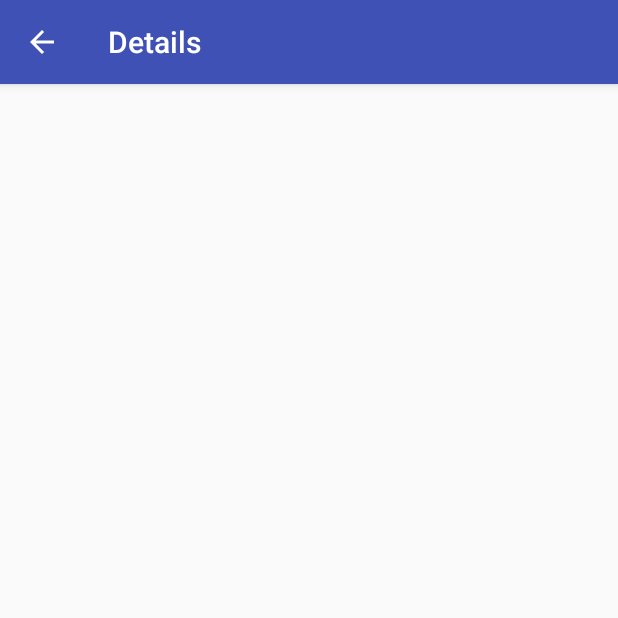
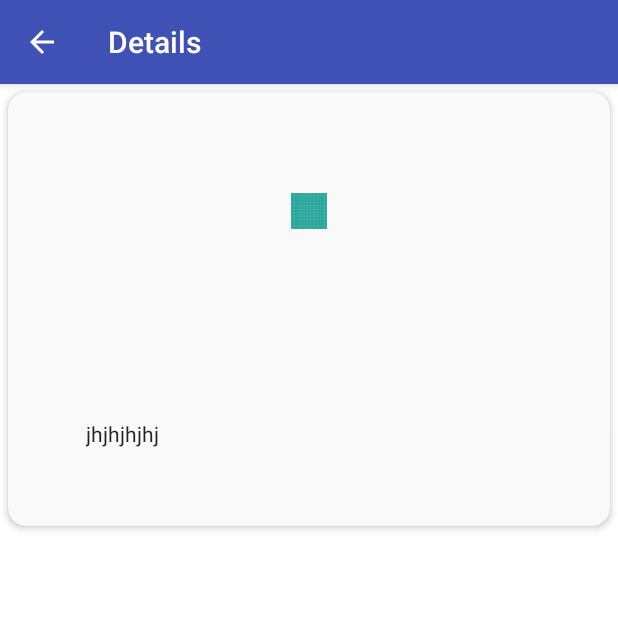
Before and after one commit to AsmaaMohamedHelali/Aqarmap_task, an Android app: the ItemDetailsActivity screen opened directly, with no data from a screen before it, on a phone screen of 412 x 824 dp, the top half of it. Run offline under Robolectric (Android 15) with nearby library versions, the phone set to English and light mode, and no system bars; our stand-ins replace ButterKnife, Picasso; pictures from the network do not load; 3 statements that could not run were skipped.

Commit message:
third screen

```diff
--- a/app/src/main/java/com/example/android/aqarmaptask/activities/ItemDetailsActivity.java
+++ b/app/src/main/java/com/example/android/aqarmaptask/activities/ItemDetailsActivity.java
@@ -3,16 +3,26 @@ package com.example.android.aqarmaptask.activities;
 import android.support.v7.app.AppCompatActivity;
 import android.os.Bundle;
 import android.view.MenuItem;
+import android.widget.ImageView;
+import android.widget.TextView;
 
 import com.example.android.aqarmaptask.R;
+import com.example.android.aqarmaptask.models.search.searchResponse.Item;
 import com.example.android.aqarmaptask.models.search.searchResponse.SearchResponse;
+import com.squareup.picasso.Picasso;
 
 import butterknife.BindView;
 import butterknife.BindViews;
 import butterknife.ButterKnife;
 
 public class ItemDetailsActivity extends AppCompatActivity {
-    private SearchResponse searchResponse;
+    private Item itemData;
+    @BindView(R.id.ivImage)
+    ImageView ivImage;
+    @BindView(R.id.title)
+    TextView title;
+    @BindView(R.id.desc)
+    TextView desc;
 
     @Override
     protected void onCreate(Bundle savedInstanceState) {
@@ -21,8 +31,19 @@ public class ItemDetailsActivity extends AppCompatActivity {
         ButterKnife.bind(this);
         this.getSupportActionBar().setDisplayHomeAsUpEnabled(true);
         getDataFromIntent();
+        setDataOnRes();
 
     }
+
+    private void setDataOnRes() {
+        Picasso.with(this).load(itemData.getMainPhoto().getFile().getThumbnails().getLarge())
+                .placeholder(R.drawable.placeholder)
+                .into(ivImage);
+        title.setText(itemData.getTitle()+" ,"+itemData.getId());
+        desc.setText(itemData.getDescription());
+
+    }
+
     @Override
     public boolean onOptionsItemSelected(MenuItem item) {
         if (item.getItemId() == android.R.id.home) {
@@ -35,7 +56,7 @@ public class ItemDetailsActivity extends AppCompatActivity {
     public void getDataFromIntent() {
         Bundle bundle = getIntent().getBundleExtra("bundle");
         if (bundle != null) {
-            searchResponse = (SearchResponse) bundle.getSerializable("SEARCHRESULT");
+            itemData = (Item) bundle.getSerializable("ITEMDetails");
         }
     }
 }
--- a/app/src/main/java/com/example/android/aqarmaptask/adapters/SearchResultAdapter.java
+++ b/app/src/main/java/com/example/android/aqarmaptask/adapters/SearchResultAdapter.java
@@ -75,7 +75,7 @@ public class SearchResultAdapter extends RecyclerView.Adapter<SearchResultAdapte
             public void onClick(View view) {
                 Intent intent = new Intent(context, ItemDetailsActivity.class);
                 Bundle bundle = new Bundle();
-                bundle.putSerializable("SEARCHRESULT", searchResponse);
+                bundle.putSerializable("ITEMDetails", searchResponse.getListings().getItems().get(position));
                 intent.putExtra("bundle", bundle);
                 context.startActivity(intent);
             }
--- a/app/src/main/res/layout/activity_item_details.xml
+++ b/app/src/main/res/layout/activity_item_details.xml
@@ -1,9 +1,57 @@
 <?xml version="1.0" encoding="utf-8"?>
-<android.support.constraint.ConstraintLayout xmlns:android="http://schemas.android.com/apk/res/android"
-    xmlns:app="http://schemas.android.com/apk/res-auto"
+<ScrollView xmlns:android="http://schemas.android.com/apk/res/android"
+    xmlns:card_view="http://schemas.android.com/apk/res-auto"
     xmlns:tools="http://schemas.android.com/tools"
     android:layout_width="match_parent"
     android:layout_height="match_parent"
-    tools:context="com.example.android.aqarmaptask.activities.ItemDetailsActivity">
+    android:background="@android:color/white">
 
-</android.support.constraint.ConstraintLayout>
+    <android.support.v7.widget.CardView
+        android:layout_width="match_parent"
+        android:layout_height="wrap_content"
+        android:layout_margin="5dp"
+        android:foreground="?selectableItemBackground"
+        card_view:cardBackgroundColor="#f9f9f9"
+        card_view:cardCornerRadius="12dp"
+        card_view:cardElevation="3dp"
+        card_view:contentPadding="4dp">
+
+        <LinearLayout
+            android:layout_width="match_parent"
+            android:layout_height="wrap_content"
+            android:orientation="vertical">
+
+            <ImageView
+                android:id="@+id/ivImage"
+                android:layout_width="match_parent"
+                android:layout_height="150dp"
+                android:paddingLeft="10dp"
+                android:paddingRight="10dp"
+                android:scaleType="center"
+                android:src="@drawable/ic_launcher_background" />
+
+            <TextView
+                android:id="@+id/title"
+                android:layout_width="match_parent"
+                android:layout_height="wrap_content"
+                android:layout_marginBottom="16dp"
+                android:layout_marginTop="15dp"
+                android:paddingLeft="48dp"
+                android:paddingRight="16dp"
+                android:textAppearance="@style/TextAppearance.AppCompat.Headline" />
+
+            <TextView
+                android:id="@+id/desc"
+                android:layout_width="match_parent"
+                android:layout_height="wrap_content"
+                android:layout_marginBottom="48dp"
+                android:lineSpacingExtra="3dp"
+                android:paddingLeft="48dp"
+                android:paddingRight="24dp"
+                android:text="jhjhjhjhj"
+                android:textAppearance="@style/TextAppearance.AppCompat.Body1" />
+
+        </LinearLayout>
+    </android.support.v7.widget.CardView>
+
+</ScrollView>
```
